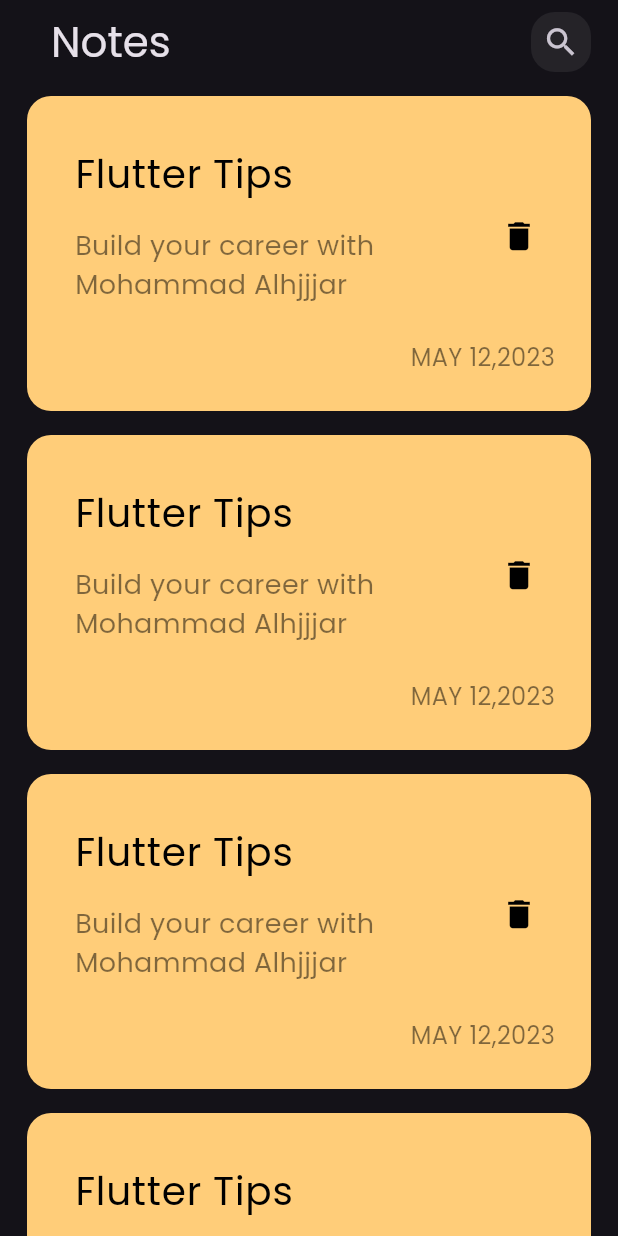
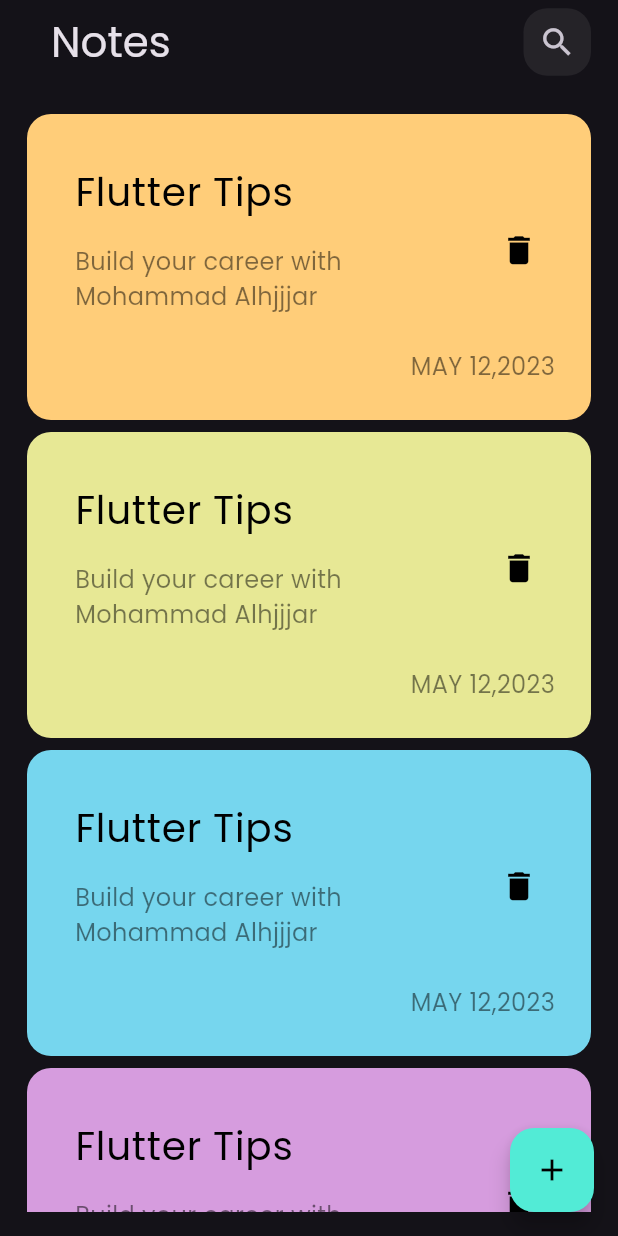
Before and after one commit to MohammadAlhajjar/notes_app, a Flutter app: the screen it shows after launch, on a phone screen of 412 x 824 dp. Run offline on Flutter 3.47's test engine with Material 3 defaults, Android fonts, the phone set to English and light mode, and no system bars; our stand-ins replace go_router, hive, hive_flutter; accounts and stored records are empty.

```diff
--- /dev/null
+++ b/lib/config/router/go_router.dart
@@ -0,0 +1,18 @@
+import 'package:go_router/go_router.dart';
+import 'package:notes_app/view/edit_note_view.dart';
+import 'package:notes_app/view/notes_view.dart';
+
+GoRouter router = GoRouter(
+  routes: [
+    GoRoute(
+      path: '/',
+      builder: (context, state) => const NotesView(),
+      routes: [
+        GoRoute(
+          path: 'editNoteViewRoute',
+          builder: (context, state) => const EditNoteView(),
+        ),
+      ],
+    ),
+  ],
+);
--- /dev/null
+++ b/lib/constants.dart
@@ -0,0 +1,4 @@
+import 'package:flutter/material.dart';
+
+const Color primaryColor = Color(0xff52ebd6);
+const notesBox = "notes_box";
--- a/lib/main.dart
+++ b/lib/main.dart
@@ -1,7 +1,13 @@
 import 'package:flutter/material.dart';
-import 'package:notes_app/view/notes_view.dart';
+import 'package:hive_flutter/adapters.dart';
+import 'package:notes_app/constants.dart';
 
-void main() {
+import 'config/router/go_router.dart';
+
+void main() async {
+  WidgetsFlutterBinding.ensureInitialized();
+  await Hive.initFlutter();
+  await Hive.openBox(notesBox);
   runApp(const MyApp());
 }
 
@@ -10,13 +16,13 @@ class MyApp extends StatelessWidget {
 
   @override
   Widget build(BuildContext context) {
-    return MaterialApp(
+    return MaterialApp.router(
+      routerConfig: router,
       debugShowCheckedModeBanner: false,
       theme: ThemeData(
         brightness: Brightness.dark,
         fontFamily: 'Poppins',
       ),
-      home: const NotesView(),
     );
   }
 }
--- a/lib/view/notes_view.dart
+++ b/lib/view/notes_view.dart
@@ -1,7 +1,7 @@
 import 'package:flutter/material.dart';
 
+import 'widget/add_note_bottom_sheet.dart';
 import 'widget/custom_search_icon.dart';
-import 'widget/note_item.dart';
 import 'widget/notes_list_view.dart';
 
 class NotesView extends StatelessWidget {
@@ -10,6 +10,21 @@ class NotesView extends StatelessWidget {
   @override
   Widget build(BuildContext context) {
     return Scaffold(
+      floatingActionButton: FloatingActionButton(
+        backgroundColor: const Color(0xff52ebd6),
+        onPressed: () {
+          showModalBottomSheet(
+            context: context,
+            builder: (context) {
+              return const AddNoteBottomSheet();
+            },
+          );
+        },
+        child: const Icon(
+          Icons.add,
+          color: Colors.black,
+        ),
+      ),
       body: Padding(
         padding: const EdgeInsets.symmetric(
           horizontal: 18,
@@ -25,7 +40,9 @@ class NotesView extends StatelessWidget {
                 ),
               ),
               actions: const [
-                CustomSearchIcon(),
+                CustomSearchIcon(
+                  iconData: Icons.search,
+                ),
               ],
             ),
             const NotesListView(),
--- a/lib/view/widget/custom_search_icon.dart
+++ b/lib/view/widget/custom_search_icon.dart
@@ -1,20 +1,20 @@
 import 'package:flutter/material.dart';
 
 class CustomSearchIcon extends StatelessWidget {
-  const CustomSearchIcon({super.key});
-
+  const CustomSearchIcon({super.key, required this.iconData});
+  final IconData iconData;
   @override
   Widget build(BuildContext context) {
     return Container(
-      width: 40,
-      height: 40,
+      width: 45,
+      height: 45,
       decoration: BoxDecoration(
         color: Colors.white.withOpacity(0.07),
         borderRadius: const BorderRadius.all(Radius.circular(16)),
       ),
-      child: const Center(
+      child: Center(
         child: Icon(
-          Icons.search,
+          iconData,
           size: 25,
         ),
       ),
--- a/lib/view/widget/note_item.dart
+++ b/lib/view/widget/note_item.dart
@@ -1,19 +1,24 @@
 import 'package:flutter/material.dart';
+import 'package:go_router/go_router.dart';
 
 class NoteItem extends StatelessWidget {
-  const NoteItem({super.key});
-
+  const NoteItem({super.key, required this.noteItemColor});
+  final Color noteItemColor;
   @override
   Widget build(BuildContext context) {
-    return Container(
+    return InkWell(
+      onTap: () {
+        context.go('/editNoteViewRoute');
+      },
+      child: Container(
         padding: const EdgeInsets.only(
           left: 16,
           top: 24,
           bottom: 24,
         ),
-      decoration: const BoxDecoration(
-        color: Color(0xffffcd79),
-        borderRadius: BorderRadius.all(
+        decoration: BoxDecoration(
+          color: noteItemColor,
+          borderRadius: const BorderRadius.all(
             Radius.circular(16),
           ),
         ),
@@ -37,7 +42,7 @@ class NoteItem extends StatelessWidget {
                   "Build your career with Mohammad Alhjjjar",
                   style: TextStyle(
                     color: Colors.black.withOpacity(0.5),
-                  fontSize: 18,
+                    fontSize: 16,
                   ),
                 ),
               ),
@@ -62,6 +67,7 @@ class NoteItem extends StatelessWidget {
             ),
           ],
         ),
+      ),
     );
   }
 }
--- a/lib/view/widget/notes_list_view.dart
+++ b/lib/view/widget/notes_list_view.dart
@@ -4,17 +4,31 @@ import 'note_item.dart';
 
 class NotesListView extends StatelessWidget {
   const NotesListView({super.key});
-
+  final List<Color> noteItemColors = const [
+    Color(0xffffcd79),
+    Color(0xffe7e895),
+    Color(0xff76d6ee),
+    Color(0xffd69cde),
+  ];
   @override
   Widget build(BuildContext context) {
     return Expanded(
-      child: ListView.builder(
-        itemBuilder: (BuildContext context, int index) {
-          return const Padding(
-            padding: EdgeInsets.symmetric(vertical: 8),
-            child: NoteItem(),
-          );
-        },
+      child: Padding(
+        padding: const EdgeInsets.symmetric(
+          vertical: 16,
+        ),
+        child: ListView.builder(
+          padding: EdgeInsets.zero,
+          itemCount: 4,
+          itemBuilder: (BuildContext context, int index) {
+            return Padding(
+              padding: const EdgeInsets.symmetric(vertical: 4),
+              child: NoteItem(
+                noteItemColor: noteItemColors[index],
+              ),
+            );
+          },
+        ),
       ),
     );
   }
--- a/pubspec.yaml
+++ b/pubspec.yaml
@@ -35,6 +35,9 @@ dependencies:
   # The following adds the Cupertino Icons font to your application.
   # Use with the CupertinoIcons class for iOS style icons.
   cupertino_icons: ^1.0.2
+  go_router: ^13.0.0
+  hive: ^2.2.3
+  hive_flutter: ^1.1.0
 
 dev_dependencies:
   flutter_test:
@@ -46,6 +49,8 @@ dev_dependencies:
   # package. See that file for information about deactivating specific lint
   # rules and activating additional ones.
   flutter_lints: ^2.0.0
+  hive_generator: ^2.0.1
+  build_runner: ^2.4.7
 
 # For information on the generic Dart part of this file, see the
 # following page: https://dart.dev/tools/pub/pubspec
```
Also changed, not shown: lib/model/note_model.dart (added, +22 -0 lines), lib/view/edit_note_view.dart (added, +47 -0 lines), lib/view/widget/add_note_bottom_sheet.dart (added, +33 -0 lines), lib/view/widget/custom_button.dart (added, +27 -0 lines), lib/view/widget/custom_text_field.dart (added, +36 -0 lines), lib/model/note_model.g.dart (added), pubspec.lock, 1 other file. Lines whose indentation alone changed are shown as unchanged.
